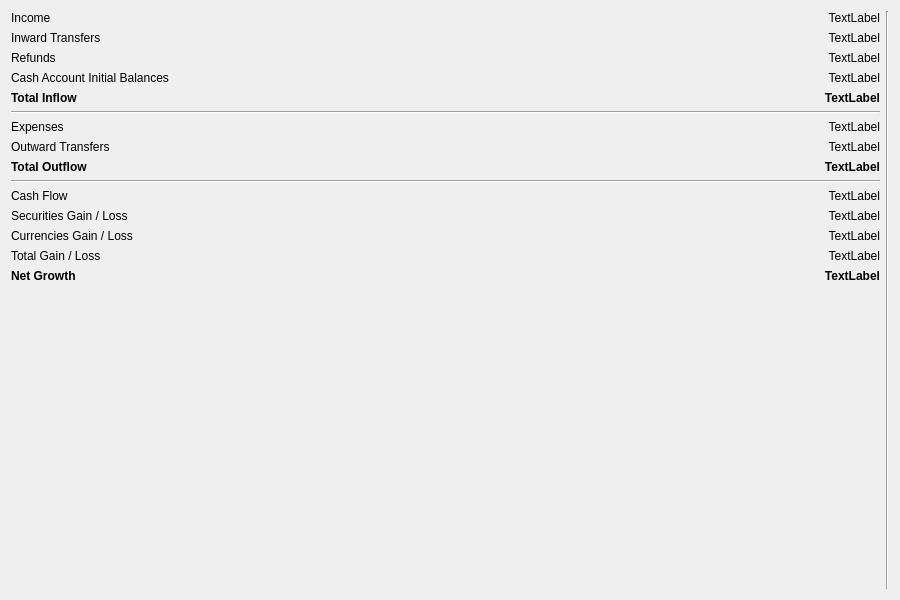
Qt form src/views/ui_files/reports/cash_flow_total_report.ui (JakubFranek/Kapytal) before a commit.
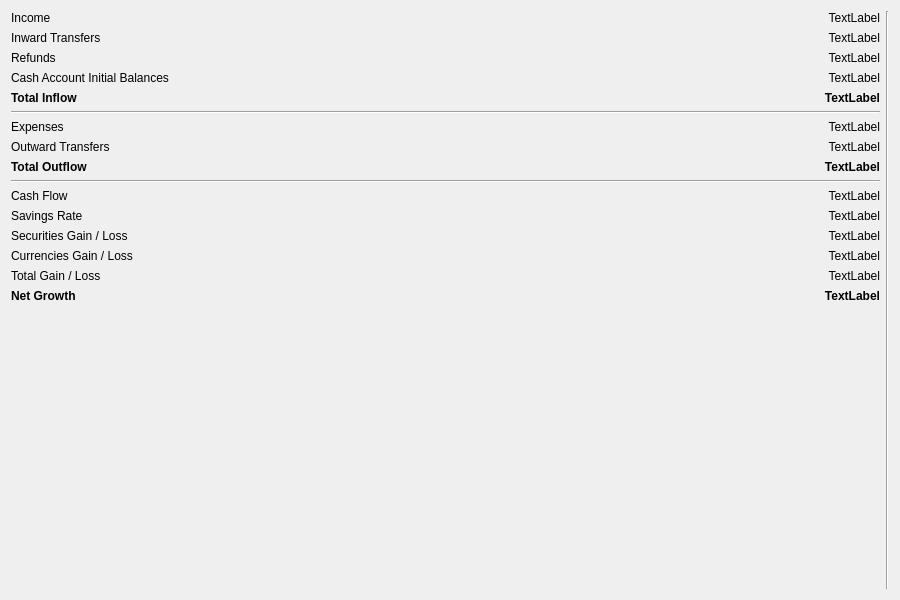
The same form after that commit.

Commit message: Add Savings Rate to Cash Flow stats and reports

Patch:
```diff
--- a/src/views/ui_files/reports/cash_flow_total_report.ui
+++ b/src/views/ui_files/reports/cash_flow_total_report.ui
@@ -244,7 +244,7 @@
          </property>
         </widget>
        </item>
-       <item row="3" column="0">
+       <item row="4" column="0">
         <widget class="QLabel" name="gainLossLabel">
          <property name="font">
           <font>
@@ -260,7 +260,7 @@
          </property>
         </widget>
        </item>
-       <item row="3" column="1">
+       <item row="4" column="1">
         <widget class="QLabel" name="gainLossAmountLabel">
          <property name="font">
           <font>
@@ -275,7 +275,7 @@
          </property>
         </widget>
        </item>
-       <item row="4" column="0">
+       <item row="5" column="0">
         <widget class="QLabel" name="netGrowthLabel">
          <property name="font">
           <font>
@@ -287,7 +287,7 @@
          </property>
         </widget>
        </item>
-       <item row="4" column="1">
+       <item row="5" column="1">
         <widget class="QLabel" name="netGrowthAmountLabel">
          <property name="font">
           <font>
@@ -302,21 +302,21 @@
          </property>
         </widget>
        </item>
-       <item row="1" column="0">
+       <item row="2" column="0">
         <widget class="QLabel" name="gainLossSecuritiesLabel">
          <property name="text">
           <string>Securities Gain / Loss</string>
          </property>
         </widget>
        </item>
-       <item row="2" column="0">
+       <item row="3" column="0">
         <widget class="QLabel" name="gainLossCurrenciesLabel">
          <property name="text">
           <string>Currencies Gain / Loss</string>
          </property>
         </widget>
        </item>
-       <item row="2" column="1">
+       <item row="3" column="1">
         <widget class="QLabel" name="gainLossCurrenciesAmountLabel">
          <property name="text">
           <string>TextLabel</string>
@@ -326,7 +326,7 @@
          </property>
         </widget>
        </item>
-       <item row="1" column="1">
+       <item row="2" column="1">
         <widget class="QLabel" name="gainLossSecuritiesAmountLabel">
          <property name="text">
           <string>TextLabel</string>
@@ -336,6 +336,29 @@
          </property>
         </widget>
        </item>
+       <item row="1" column="0">
+        <widget class="QLabel" name="savingsRateLabel">
+         <property name="toolTip">
+          <string>&lt;html&gt;&lt;head/&gt;&lt;body&gt;&lt;p&gt;Cash Flow / (Income + Inward Transfers)&lt;/p&gt;&lt;/body&gt;&lt;/html&gt;</string>
+         </property>
+         <property name="text">
+          <string>Savings Rate</string>
+         </property>
+        </widget>
+       </item>
+       <item row="1" column="1">
+        <widget class="QLabel" name="savingsRateAmountLabel">
+         <property name="toolTip">
+          <string>&lt;html&gt;&lt;head/&gt;&lt;body&gt;&lt;p&gt;Cash Flow / (Income + Inward Transfers)&lt;/p&gt;&lt;/body&gt;&lt;/html&gt;</string>
+         </property>
+         <property name="text">
+          <string>TextLabel</string>
+         </property>
+         <property name="alignment">
+          <set>Qt::AlignRight|Qt::AlignTrailing|Qt::AlignVCenter</set>
+         </property>
+        </widget>
+       </item>
       </layout>
      </item>
      <item>
```
The commit also changes 7 other files.
